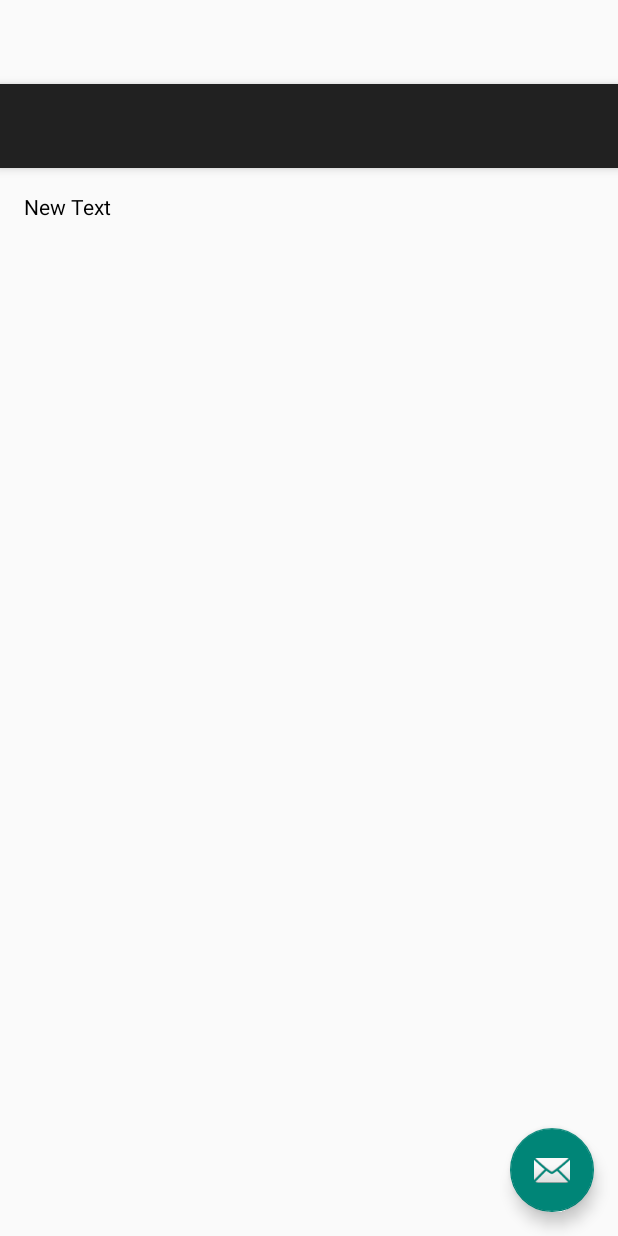
After one commit to rossch/GV-maps, an Android app: the layout activity_path2.xml on its own in the app's theme, with its tools: preview values and no code run, on a phone screen of 412 x 824 dp. The commit adds this screen. Run offline under Robolectric (Android 15) with nearby library versions, the phone set to English and light mode, and no system bars.

Commit message:
Adding in Path Finding Algorithm - Work In Progress

```diff
--- a/app/build.gradle
+++ b/app/build.gradle
@@ -21,8 +21,9 @@ android {
 
 dependencies {
     compile fileTree(dir: 'libs', include: ['*.jar'])
-    compile 'com.android.support:appcompat-v7:23.0.1'
-    compile 'com.google.android.gms:play-services:7.8.0'
+    compile 'com.android.support:appcompat-v7:23.1.1'
+    compile 'com.google.android.gms:play-services:8.3.0+'
     compile 'com.parse.bolts:bolts-android:1.+'
     compile 'com.parse:parse-android:1.+'
+    compile 'com.android.support:design:23.1.1'
 }
--- a/app/src/main/java/com/example/rossch/gv_maps/MainActivity.java
+++ b/app/src/main/java/com/example/rossch/gv_maps/MainActivity.java
@@ -52,4 +52,9 @@ public class MainActivity extends AppCompatActivity {
         Intent intent = new Intent(this, NavMenu.class);
         startActivity(intent);
     }
+
+    public void goToPath(View view) {
+        Intent intent = new Intent(this, PathActivity2.class);
+        startActivity(intent);
+    }
 }
--- /dev/null
+++ b/app/src/main/res/layout/activity_path2.xml
@@ -0,0 +1,34 @@
+<?xml version="1.0" encoding="utf-8"?>
+<android.support.design.widget.CoordinatorLayout xmlns:android="http://schemas.android.com/apk/res/android"
+    xmlns:app="http://schemas.android.com/apk/res-auto"
+    xmlns:tools="http://schemas.android.com/tools"
+    android:layout_width="match_parent"
+    android:layout_height="match_parent"
+    android:fitsSystemWindows="true"
+    tools:context="com.example.rossch.gv_maps.PathActivity2">
+
+    <android.support.design.widget.AppBarLayout
+        android:layout_width="match_parent"
+        android:layout_height="wrap_content"
+        android:theme="@style/AppTheme.AppBarOverlay">
+
+        <android.support.v7.widget.Toolbar
+            android:id="@+id/toolbar"
+            android:layout_width="match_parent"
+            android:layout_height="?attr/actionBarSize"
+            android:background="?attr/colorPrimary"
+            app:popupTheme="@style/AppTheme.PopupOverlay" />
+
+    </android.support.design.widget.AppBarLayout>
+
+    <include layout="@layout/content_path2" />
+
+    <android.support.design.widget.FloatingActionButton
+        android:id="@+id/fab"
+        android:layout_width="wrap_content"
+        android:layout_height="wrap_content"
+        android:layout_gravity="bottom|end"
+        android:layout_margin="@dimen/fab_margin"
+        android:src="@android:drawable/ic_dialog_email" />
+
+</android.support.design.widget.CoordinatorLayout>
--- /dev/null
+++ b/app/src/main/res/layout/content_path2.xml
@@ -0,0 +1,26 @@
+<?xml version="1.0" encoding="utf-8"?>
+<RelativeLayout xmlns:android="http://schemas.android.com/apk/res/android"
+    xmlns:app="http://schemas.android.com/apk/res-auto"
+    xmlns:tools="http://schemas.android.com/tools"
+    android:layout_width="match_parent"
+    android:layout_height="match_parent"
+    android:paddingBottom="@dimen/activity_vertical_margin"
+    android:paddingLeft="@dimen/activity_horizontal_margin"
+    android:paddingRight="@dimen/activity_horizontal_margin"
+    android:paddingTop="@dimen/activity_vertical_margin"
+    app:layout_behavior="@string/appbar_scrolling_view_behavior"
+    tools:context="com.example.rossch.gv_maps.PathActivity2"
+    tools:showIn="@layout/activity_path2">
+
+    <TextView
+        android:layout_width="wrap_content"
+        android:layout_height="wrap_content"
+        android:text="New Text"
+        android:id="@+id/textView3"
+        android:layout_alignParentTop="true"
+        android:layout_alignParentLeft="true"
+        android:layout_alignParentStart="true"
+        android:layout_alignParentRight="true"
+        android:layout_alignParentEnd="true"
+        android:textColor="#000000" />
+</RelativeLayout>
--- /dev/null
+++ b/app/src/main/res/values-v21/styles.xml
@@ -0,0 +1,9 @@
+<resources>>
+
+    <style name="AppTheme.NoActionBar">
+        <item name="windowActionBar">false</item>
+        <item name="windowNoTitle">true</item>
+        <item name="android:windowDrawsSystemBarBackgrounds">true</item>
+        <item name="android:statusBarColor">@android:color/transparent</item>
+    </style>
+</resources>
--- a/app/src/main/res/values/dimens.xml
+++ b/app/src/main/res/values/dimens.xml
@@ -6,4 +6,5 @@
     <!-- Per the design guidelines, navigation drawers should be between 240dp and 320dp:
          https://developer.android.com/design/patterns/navigation-drawer.html -->
     <dimen name="navigation_drawer_width">240dp</dimen>
+    <dimen name="fab_margin">16dp</dimen>
 </resources>
--- a/app/src/main/res/values/strings.xml
+++ b/app/src/main/res/values/strings.xml
@@ -17,4 +17,5 @@
     <string name="action_example">Example action</string>
     <string name="title_activity_buildings">buildings</string>
     <string name="title_activity_rooms_list">RoomsList</string>
+    <string name="title_activity_path2">PathActivity2</string>
 </resources>
--- a/app/src/main/res/values/styles.xml
+++ b/app/src/main/res/values/styles.xml
@@ -5,4 +5,13 @@
         <!-- Customize your theme here. -->
     </style>
 
+    <style name="AppTheme.NoActionBar">
+        <item name="windowActionBar">false</item>
+        <item name="windowNoTitle">true</item>
+    </style>
+
+    <style name="AppTheme.AppBarOverlay" parent="ThemeOverlay.AppCompat.Dark.ActionBar" />
+
+    <style name="AppTheme.PopupOverlay" parent="ThemeOverlay.AppCompat.Light" />
+
 </resources>
```
Also changed, not shown: app/src/main/AndroidManifest.xml (+11 -11 lines), app/src/main/java/com/example/rossch/gv_maps/PathActivity2.java (added, +137 -0 lines), app/src/main/res/layout/activity_main.xml (+10 -0 lines), 1 other file.
